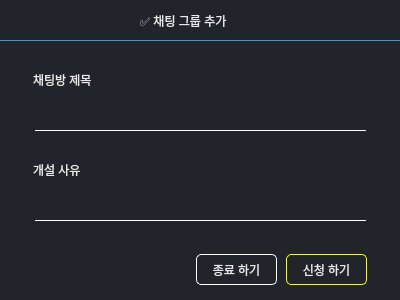
EluonBit2Team/Client, file groupadddlg.ui: the form before one commit.
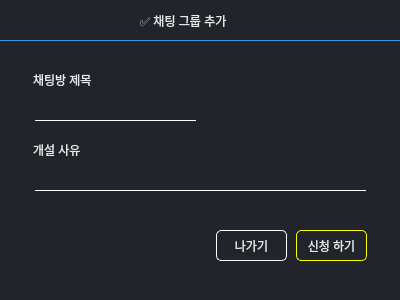
The form after the commit.

Diff of the .ui file:
```diff
--- a/groupadddlg.ui
+++ b/groupadddlg.ui
@@ -103,9 +103,9 @@
   <widget class="QPushButton" name="dialog_btn_submit">
    <property name="geometry">
     <rect>
-     <x>286</x>
-     <y>254</y>
-     <width>81</width>
+     <x>296</x>
+     <y>230</y>
+     <width>71</width>
      <height>31</height>
     </rect>
    </property>
@@ -125,8 +125,8 @@
     <rect>
      <x>35</x>
      <y>100</y>
-     <width>331</width>
-     <height>31</height>
+     <width>161</width>
+     <height>21</height>
     </rect>
    </property>
    <property name="styleSheet">
@@ -141,7 +141,7 @@
     <rect>
      <x>33</x>
      <y>70</y>
-     <width>81</width>
+     <width>61</width>
      <height>20</height>
     </rect>
    </property>
@@ -156,9 +156,9 @@
   <widget class="QPushButton" name="dialog_btn_exit">
    <property name="geometry">
     <rect>
-     <x>196</x>
-     <y>254</y>
-     <width>81</width>
+     <x>216</x>
+     <y>230</y>
+     <width>71</width>
      <height>31</height>
     </rect>
    </property>
@@ -169,15 +169,15 @@
 </string>
    </property>
    <property name="text">
-    <string>종료 하기</string>
+    <string>나가기</string>
    </property>
   </widget>
   <widget class="QLabel" name="dialog_label_issue">
    <property name="geometry">
     <rect>
      <x>33</x>
-     <y>160</y>
-     <width>81</width>
+     <y>140</y>
+     <width>51</width>
      <height>20</height>
     </rect>
    </property>
@@ -193,9 +193,9 @@
    <property name="geometry">
     <rect>
      <x>35</x>
-     <y>190</y>
+     <y>170</y>
      <width>331</width>
-     <height>31</height>
+     <height>21</height>
     </rect>
    </property>
    <property name="styleSheet">
```
Left out of the diff: 8 changed lines with no effect on the pictures.
